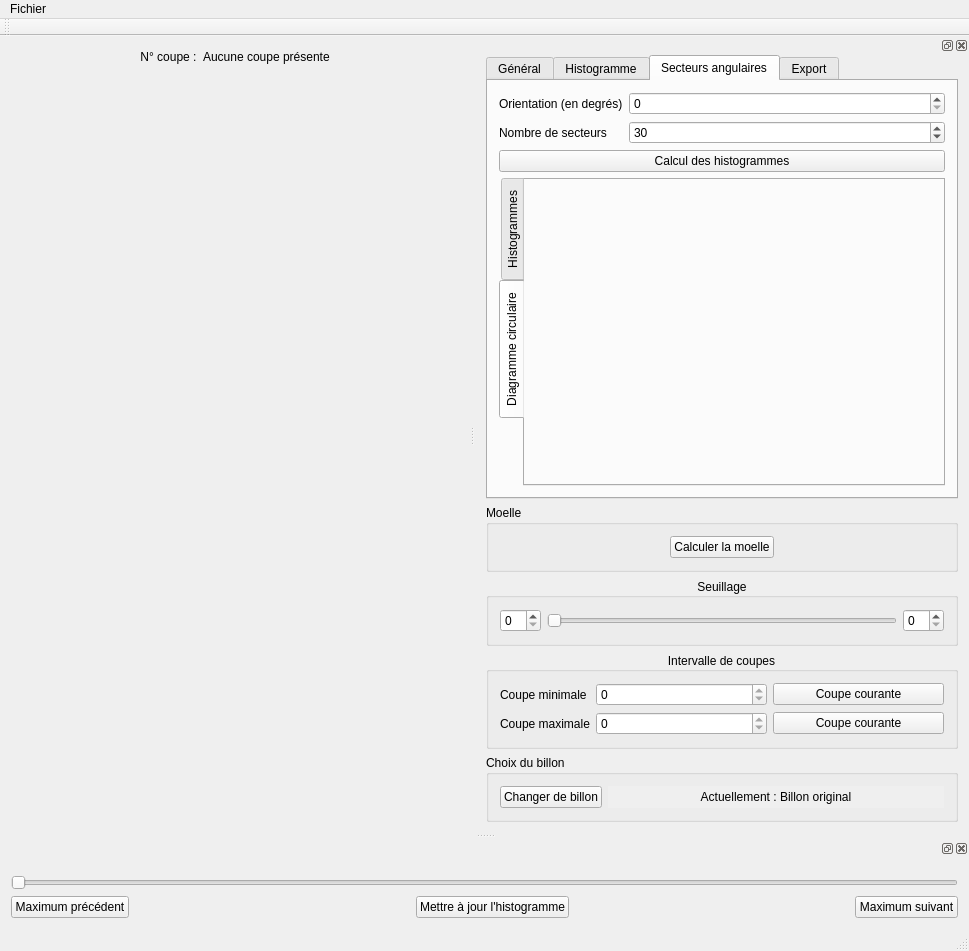
akrah/TKDetection, file ui/mainwindow.ui: the form before one commit.
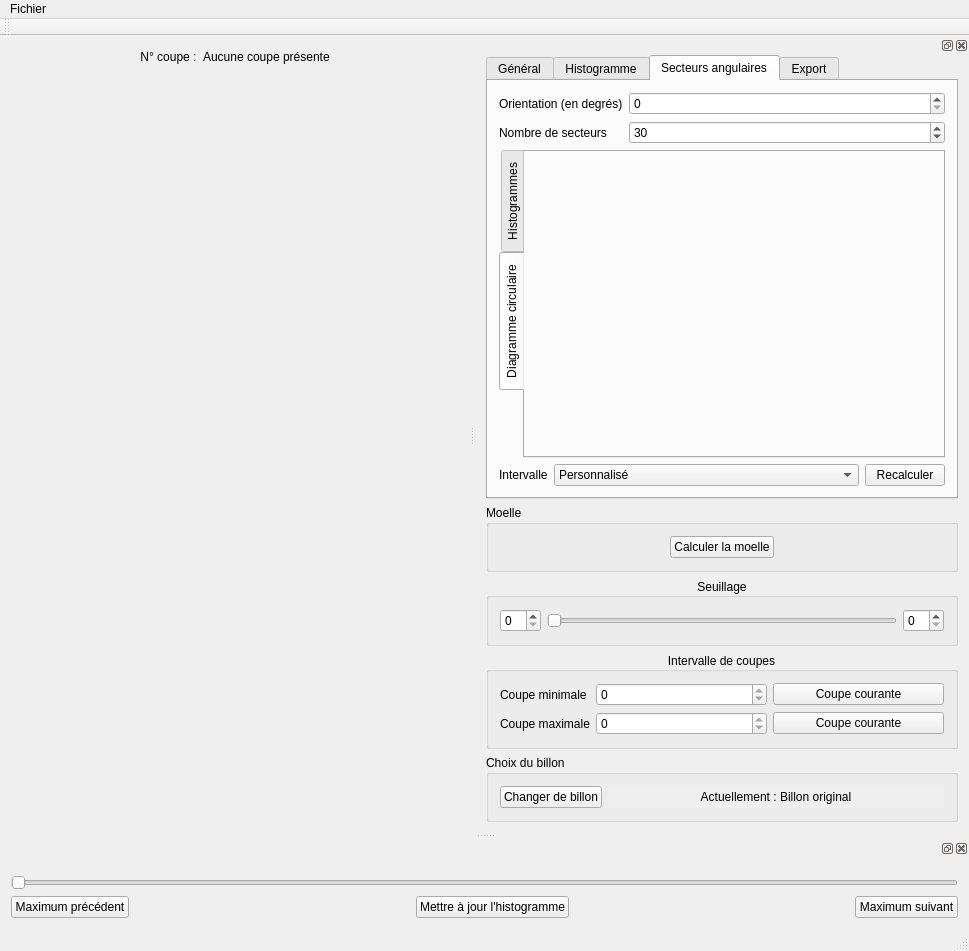
The form after the commit. The open tabs and pages were chosen to show the change. Custom widgets are drawn as their Qt base class.

Commit message: Fin de la détection des intervalles de branches. Début de l'automatisation de la sélection des secteurs de branches.

```diff
--- a/ui/mainwindow.ui
+++ b/ui/mainwindow.ui
@@ -172,7 +172,7 @@
    <property name="minimumSize">
     <size>
      <width>494</width>
-     <height>745</height>
+     <height>749</height>
     </size>
    </property>
    <property name="floating">
@@ -939,13 +939,6 @@
            </item>
           </layout>
          </item>
-         <item>
-          <widget class="QPushButton" name="_buttonUpdateSectors">
-           <property name="text">
-            <string>Calcul des histogrammes</string>
-           </property>
-          </widget>
-         </item>
          <item>
           <widget class="QTabWidget" name="tabWidget">
            <property name="tabPosition">
@@ -1031,6 +1024,51 @@
            </widget>
           </widget>
          </item>
+         <item>
+          <layout class="QHBoxLayout" name="horizontalLayout_15">
+           <property name="rightMargin">
+            <number>0</number>
+           </property>
+           <property name="bottomMargin">
+            <number>0</number>
+           </property>
+           <item>
+            <widget class="QLabel" name="label_28">
+             <property name="sizePolicy">
+              <sizepolicy hsizetype="Maximum" vsizetype="Preferred">
+               <horstretch>0</horstretch>
+               <verstretch>0</verstretch>
+              </sizepolicy>
+             </property>
+             <property name="text">
+              <string>Intervalle</string>
+             </property>
+            </widget>
+           </item>
+           <item>
+            <widget class="QComboBox" name="_comboSelectInterval">
+             <item>
+              <property name="text">
+               <string>Personnalisé</string>
+              </property>
+             </item>
+            </widget>
+           </item>
+           <item>
+            <widget class="QPushButton" name="_buttonSelectIntervalUpdate">
+             <property name="sizePolicy">
+              <sizepolicy hsizetype="Maximum" vsizetype="Fixed">
+               <horstretch>0</horstretch>
+               <verstretch>0</verstretch>
+              </sizepolicy>
+             </property>
+             <property name="text">
+              <string>Recalculer</string>
+             </property>
+            </widget>
+           </item>
+          </layout>
+         </item>
         </layout>
        </widget>
        <widget class="QWidget" name="tab">
```
Left out of the diff: 31 changed lines with no effect on the pictures. The commit also changes 9 other files.
